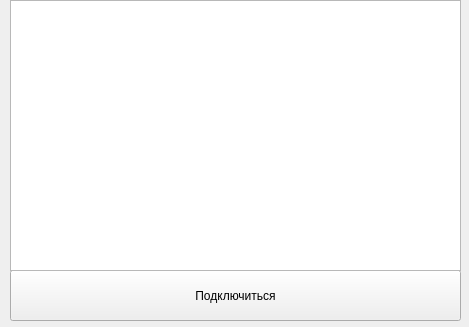
This is connectWindow.ui in Hemodunem/tcp as Qt 5 draws it before an edit. The edited form follows.
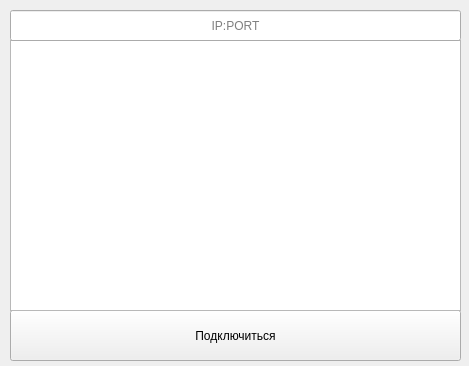
This is the edited form.

Commit message: Add connection to external servers

What changed in the file:
```diff
--- a/connectWindow.ui
+++ b/connectWindow.ui
@@ -7,7 +7,7 @@
     <x>0</x>
     <y>0</y>
     <width>469</width>
-    <height>327</height>
+    <height>366</height>
    </rect>
   </property>
   <property name="windowTitle">
@@ -18,7 +18,7 @@
     <property name="geometry">
      <rect>
       <x>10</x>
-      <y>270</y>
+      <y>310</y>
       <width>451</width>
       <height>51</height>
      </rect>
@@ -31,12 +31,28 @@
     <property name="geometry">
      <rect>
       <x>10</x>
-      <y>0</y>
+      <y>40</y>
       <width>451</width>
       <height>271</height>
      </rect>
     </property>
    </widget>
+   <widget class="QLineEdit" name="ipLine">
+    <property name="geometry">
+     <rect>
+      <x>10</x>
+      <y>10</y>
+      <width>451</width>
+      <height>31</height>
+     </rect>
+    </property>
+    <property name="alignment">
+     <set>Qt::AlignCenter</set>
+    </property>
+    <property name="placeholderText">
+     <string>IP:PORT</string>
+    </property>
+   </widget>
   </widget>
  </widget>
  <resources/>
```
The commit also changes 1 other file.
